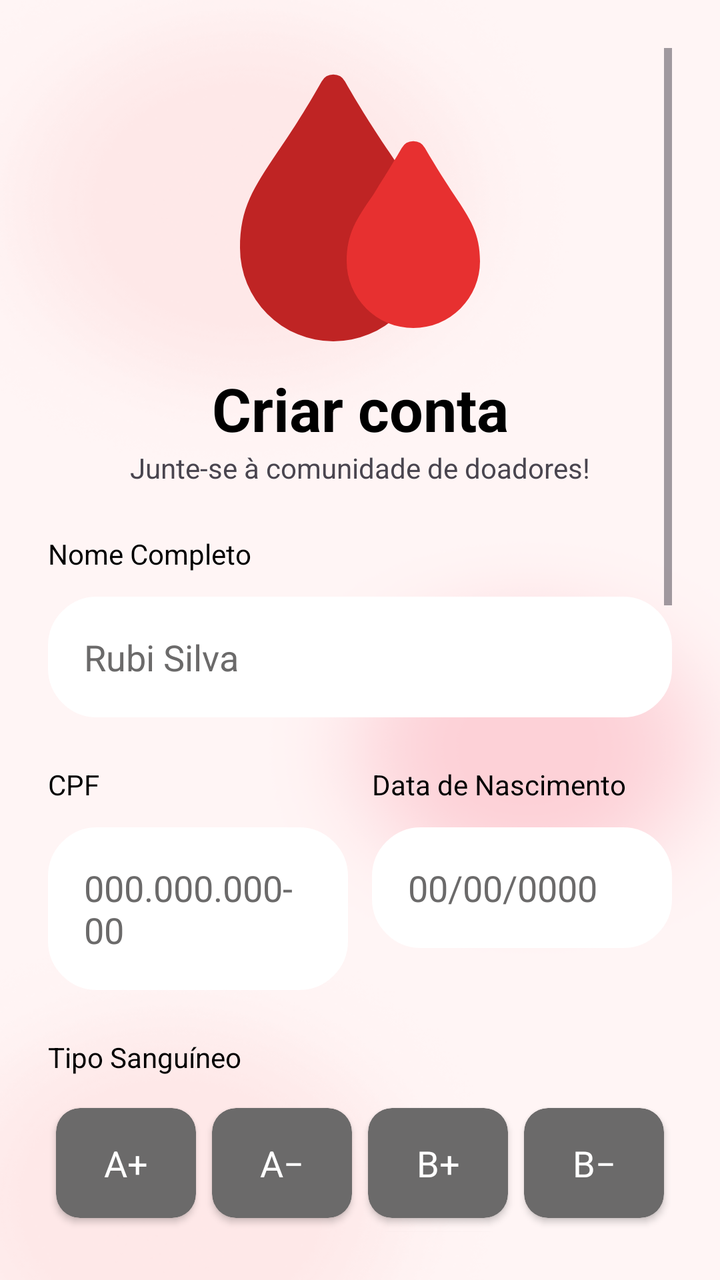
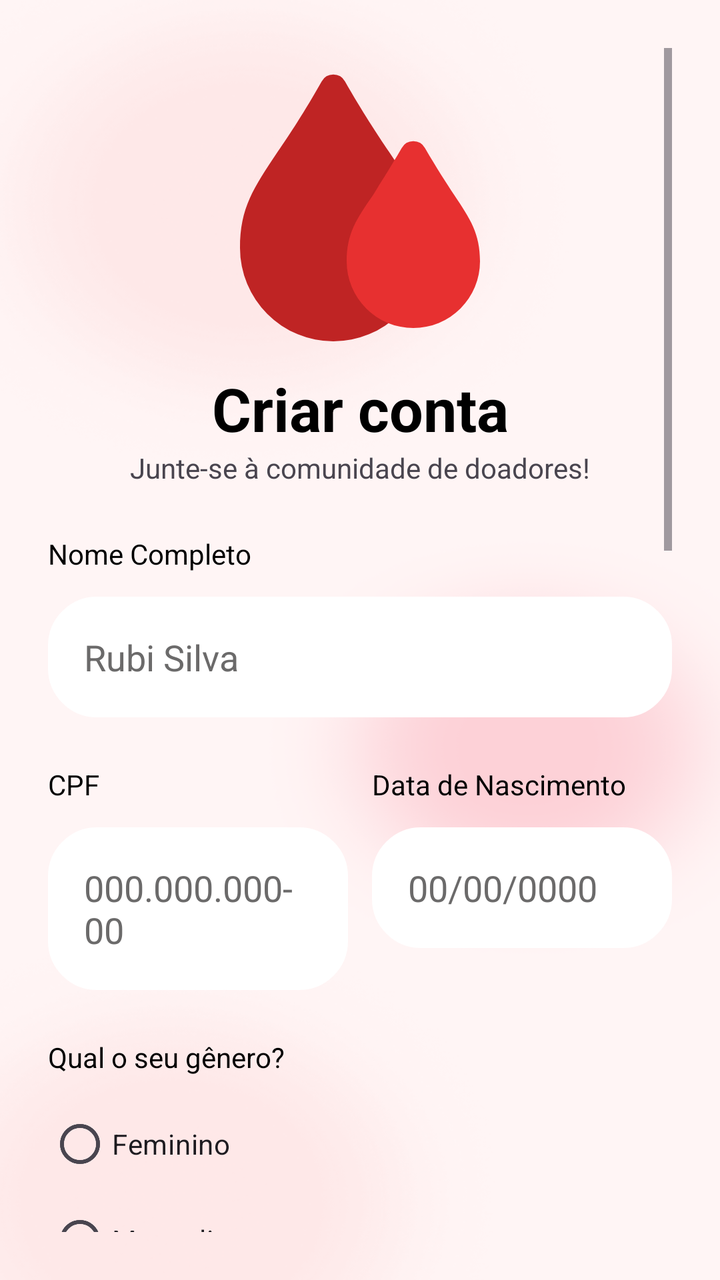

Compare the two renders of this Android layout. The source of the first and the diff that turns it into the second are given below.
<!-- AndroidManifest.xml: application theme Theme.Hemo_Conecta -->
<!-- res/layout/fragment_cadastro.xml -->
<?xml version="1.0" encoding="utf-8"?>
<ScrollView
    xmlns:android="http://schemas.android.com/apk/res/android"
    xmlns:app="http://schemas.android.com/apk/res-auto"
    xmlns:tools="http://schemas.android.com/tools"
    android:id="@+id/main"
    android:layout_width="match_parent"
    android:layout_height="match_parent"
    android:padding="24dp"
    android:background="@drawable/back_foto"
    android:fillViewport="true">

    <androidx.constraintlayout.widget.ConstraintLayout
        android:layout_width="match_parent"
        android:layout_height="wrap_content">

        <LinearLayout
            android:id="@+id/linear1"
            android:layout_width="wrap_content"
            android:layout_height="wrap_content"
            android:orientation="vertical"
            app:layout_constraintEnd_toEndOf="parent"
            app:layout_constraintStart_toStartOf="parent"
            app:layout_constraintTop_toTopOf="parent">

            <ImageView
                android:id="@+id/imgLogo"
                android:layout_width="160dp"
                android:layout_height="160dp"
                android:src="@drawable/logo" />

        </LinearLayout>

        <TextView
            android:id="@+id/textLogo1"
            android:layout_width="wrap_content"
            android:layout_height="wrap_content"
            android:gravity="center"
            android:text="Criar conta"
            android:textColor="@color/black"
            android:textSize="30sp"
            android:textStyle="bold"
            app:layout_constraintEnd_toEndOf="parent"
            app:layout_constraintStart_toStartOf="parent"
            app:layout_constraintTop_toBottomOf="@+id/linear1" />

        <TextView
            android:id="@+id/text1"
            android:layout_width="wrap_content"
            android:layout_height="wrap_content"
            android:text="Junte-se à comunidade de doadores!"
            app:layout_constraintEnd_toEndOf="parent"
            app:layout_constraintStart_toStartOf="parent"
            app:layout_constraintTop_toBottomOf="@+id/textLogo1" />

        
        <LinearLayout
            android:layout_width="match_parent"
            android:layout_height="wrap_content"
            android:orientation="vertical"
            app:layout_constraintLeft_toLeftOf="parent"
            app:layout_constraintTop_toBottomOf="@id/text1"
            android:gravity="center"
            android:id="@+id/linear2">

            <TextView
                android:layout_width="match_parent"
                android:layout_height="wrap_content"
                android:text="Nome Completo"
                android:textSize="14sp"
                android:textColor="@color/black"
                android:layout_marginTop="24dp"/>

            <EditText
                android:layout_width="match_parent"
                android:layout_height="wrap_content"
                android:hint="Rubi Silva"
                android:textColor="@color/cinza"
                android:textColorHint="@color/cinza"
                android:textSize="18sp"
                android:background="@drawable/rounded_corner"
                android:backgroundTint="@color/white"
                android:padding="18dp"
                android:inputType="text"
                android:id="@+id/nome_input"
                android:layout_marginTop="12dp"/>

        </LinearLayout>

        
        <LinearLayout
            android:id="@+id/linear3"
            android:layout_width="match_parent"
            android:layout_height="wrap_content"
            android:orientation="horizontal"
            android:layout_marginTop="24dp"
            app:layout_constraintTop_toBottomOf="@id/linear2"
            app:layout_constraintStart_toStartOf="parent"
            app:layout_constraintEnd_toEndOf="parent">

            <LinearLayout
                android:layout_width="0dp"
                android:layout_height="wrap_content"
                android:layout_weight="1"
                android:orientation="vertical">

                <TextView
                    android:layout_width="wrap_content"
                    android:layout_height="wrap_content"
                    android:text="CPF"
                    android:textColor="@color/black"
                    android:textSize="14sp" />

                <EditText
                    android:layout_width="match_parent"
                    android:layout_height="wrap_content"
                    android:id="@+id/cpf_input"
                    android:hint="000.000.000-00"
                    android:textColor="@color/cinza"
                    android:textColorHint="@color/cinza"
                    android:textSize="18sp"
                    android:background="@drawable/rounded_corner"
                    android:padding="18dp"
                    android:layout_marginTop="12dp"
                    android:backgroundTint="@color/white"/>

            </LinearLayout>

            <Space
                android:layout_width="12dp"
                android:layout_height="1dp" />

            
            <LinearLayout
                android:layout_width="0dp"
                android:layout_height="wrap_content"
                android:layout_weight="1"
                android:orientation="vertical">

                <TextView
                    android:layout_width="wrap_content"
                    android:layout_height="wrap_content"
                    android:text="Data de Nascimento"
                    android:textColor="@color/black"
                    android:textSize="14sp" />

                <EditText
                    android:layout_width="match_parent"
                    android:layout_height="wrap_content"
                    android:id="@+id/nasc_input"
                    android:hint="00/00/0000"
                    android:textColor="@color/cinza"
                    android:textColorHint="@color/cinza"
                    android:textSize="18sp"
                    android:background="@drawable/rounded_corner"
                    android:padding="18dp"
                    android:layout_marginTop="12dp"
                    android:backgroundTint="@color/white"/>
            </LinearLayout>
        </LinearLayout>

        
        <LinearLayout
            android:layout_width="match_parent"
            android:layout_height="wrap_content"
            android:orientation="vertical"
            app:layout_constraintLeft_toLeftOf="parent"
            app:layout_constraintTop_toBottomOf="@id/linear3"
            android:gravity="center"
            android:id="@+id/linear4">

            <TextView
                android:layout_width="match_parent"
                android:layout_height="wrap_content"
                android:text="Tipo Sanguíneo"
                android:textSize="14sp"
                android:textColor="@color/black"
                android:layout_marginTop="24dp"/>

            <GridLayout
                android:layout_width="match_parent"
                android:layout_height="wrap_content"
                android:columnCount="4"
                android:rowCount="2"
                android:layout_marginTop="12dp"
                android:alignmentMode="alignMargins">

                <androidx.cardview.widget.CardView
                    android:id="@+id/cardApositivo"
                    android:layout_width="0dp"
                    android:layout_height="55dp"
                    android:layout_columnWeight="1"
                    android:layout_margin="4dp"
                    app:cardCornerRadius="12dp"
                    app:cardBackgroundColor="@color/cinza">

                    <TextView
                        android:layout_width="match_parent"
                        android:layout_height="match_parent"
                        android:text="A+"
                        android:textSize="18sp"
                        android:textColor="@color/white"
                        android:gravity="center"/>
                </androidx.cardview.widget.CardView>

                <androidx.cardview.widget.CardView
                    android:id="@+id/cardAnegativo"
                    android:layout_width="0dp"
                    android:layout_height="55dp"
                    android:layout_columnWeight="1"
                    android:layout_margin="4dp"
                    app:cardCornerRadius="12dp"
                    app:cardBackgroundColor="@color/cinza">

                    <TextView
                        android:layout_width="match_parent"
                        android:layout_height="match_parent"
                        android:text="A−"
                        android:textSize="18sp"
                        android:textColor="@color/white"
                        android:gravity="center"/>
                </androidx.cardview.widget.CardView>

                <androidx.cardview.widget.CardView
                    android:id="@+id/cardBpositivo"
                    android:layout_width="0dp"
                    android:layout_height="55dp"
                    android:layout_columnWeight="1"
                    android:layout_margin="4dp"
                    app:cardCornerRadius="12dp"
                    app:cardBackgroundColor="@color/cinza">


                <TextView
                        android:layout_width="match_parent"
                        android:layout_height="match_parent"
                        android:text="B+"
                        android:textSize="18sp"
                        android:textColor="@color/white"
                        android:gravity="center"/>
                </androidx.cardview.widget.CardView>

                <androidx.cardview.widget.CardView
                    android:id="@+id/cardBnegativo"
                    android:layout_width="0dp"
                    android:layout_height="55dp"
                    android:layout_columnWeight="1"
                    android:layout_margin="4dp"
                    app:cardCornerRadius="12dp"
                    app:cardBackgroundColor="@color/cinza">

                    <TextView
                        android:layout_width="match_parent"
                        android:layout_height="match_parent"
                        android:text="B−"
                        android:textSize="18sp"
                        android:textColor="@color/white"
                        android:gravity="center"/>
                </androidx.cardview.widget.CardView>

                <androidx.cardview.widget.CardView
                    android:id="@+id/cardABpositivo"
                    android:layout_width="0dp"
                    android:layout_height="55dp"
                    android:layout_columnWeight="1"
                    android:layout_margin="4dp"
                    app:cardCornerRadius="12dp"
                    app:cardBackgroundColor="@color/cinza">

                    <TextView
                        android:layout_width="match_parent"
                        android:layout_height="match_parent"
                        android:text="AB+"
                        android:textSize="18sp"
                        android:textColor="@color/white"
                        android:gravity="center"/>
                </androidx.cardview.widget.CardView>

                <androidx.cardview.widget.CardView
                    android:id="@+id/cardABnegativo"
                    android:layout_width="0dp"
                    android:layout_height="55dp"
                    android:layout_columnWeight="1"
                    android:layout_margin="4dp"
                    app:cardCornerRadius="12dp"
                    app:cardBackgroundColor="@color/cinza">

                    <TextView
                        android:layout_width="match_parent"
                        android:layout_height="match_parent"
                        android:text="AB−"
                        android:textSize="18sp"
                        android:textColor="@color/white"
                        android:gravity="center"/>
                </androidx.cardview.widget.CardView>

                <androidx.cardview.widget.CardView
                    android:id="@+id/cardOpositivo"
                    android:layout_width="0dp"
                    android:layout_height="55dp"
                    android:layout_columnWeight="1"
                    android:layout_margin="4dp"
                    app:cardCornerRadius="12dp"
                    app:cardElevation="4dp"
                    app:cardBackgroundColor="@color/cinza">

                    <TextView
                        android:layout_width="match_parent"
                        android:layout_height="match_parent"
                        android:text="O+"
                        android:textSize="18sp"
                        android:textColor="@color/white"
                        android:gravity="center"/>
                </androidx.cardview.widget.CardView>

                <androidx.cardview.widget.CardView
                    android:id="@+id/cardOnegativo"
                    android:layout_width="0dp"
                    android:layout_height="55dp"
                    android:layout_columnWeight="1"
                    android:layout_margin="4dp"
                    app:cardCornerRadius="12dp"
                    app:cardBackgroundColor="@color/cinza">

                    <TextView
                        android:layout_width="match_parent"
                        android:layout_height="match_parent"
                        android:text="O−"
                        android:textSize="18sp"
                        android:textColor="@color/white"
                        android:gravity="center"/>
                </androidx.cardview.widget.CardView>
            </GridLayout>

            
            <TextView
                android:layout_width="match_parent"
                android:layout_height="wrap_content"
                android:text="Que tipo de doador você é?"
                android:textSize="14sp"
                android:textColor="@color/black"
                android:layout_marginTop="24dp"/>

            <RadioGroup
                android:id="@+id/radio_group_doador"
                android:layout_width="match_parent"
                android:layout_height="wrap_content"
                android:layout_marginTop="10dp">

            <RadioButton
                android:id="@+id/option_doador_sangue"
                android:layout_width="match_parent"
                android:layout_height="wrap_content"
                android:text="Sou apenas doador de sangue"/>

            <RadioButton
                android:id="@+id/option_doador_medula"
                android:layout_width="match_parent"
                android:layout_height="wrap_content"
                android:text="Sou apenas doador de medula óssea"/>

            <RadioButton
                android:id="@+id/option_doador_ambos"
                android:layout_width="match_parent"
                android:layout_height="wrap_content"
                android:text="Sou doador de sangue e de medula óssea"/>

            <RadioButton
                android:id="@+id/option_nao_doador"
                android:layout_width="match_parent"
                android:layout_height="wrap_content"
                android:text="Não sou doador de sangue e nem de medula óssea"/>
        </RadioGroup>

            
            <TextView
                android:id="@+id/text_email"
                android:layout_width="match_parent"
                android:layout_height="wrap_content"
                android:text="E-mail"
                android:textSize="14sp"
                android:textColor="@color/black"
                android:layout_marginTop="24dp"
                app:layout_constraintTop_toBottomOf="@id/radio_group_doador"/>

            <EditText
                android:layout_width="match_parent"
                android:layout_height="wrap_content"
                android:hint="seu@email.com"
                android:textColor="@color/cinza"
                android:textColorHint="@color/cinza"
                android:textSize="18sp"
                android:background="@drawable/rounded_corner"
                android:backgroundTint="@color/white"
                android:padding="18dp"
                android:inputType="text"
                android:id="@+id/emailCadastro_input"
                android:layout_marginTop="12dp"
                app:layout_constraintTop_toBottomOf="@id/text_email"/>

            
            <TextView
                android:id="@+id/text_senha"
                android:layout_width="match_parent"
                android:layout_height="wrap_content"
                android:text="Senha"
                android:textSize="14sp"
                android:textColor="@color/black"
                android:layout_marginTop="24dp"
                app:layout_constraintTop_toBottomOf="@id/emailCadastro_input"/>

            <EditText
                android:layout_width="match_parent"
                android:layout_height="wrap_content"
                android:hint="********"
                android:textColor="@color/cinza"
                android:textColorHint="@color/cinza"
                android:textSize="18sp"
                android:background="@drawable/rounded_corner"
                android:backgroundTint="@color/white"
                android:padding="18dp"
                android:inputType="text"
                android:id="@+id/senhaCadastro_input"
                android:layout_marginTop="12dp"
                app:layout_constraintTop_toBottomOf="@id/text_senha"/>

            
            <TextView
                android:id="@+id/confirmar_senha"
                android:layout_width="match_parent"
                android:layout_height="wrap_content"
                android:text="Confirme sua Senha"
                android:textSize="14sp"
                android:textColor="@color/black"
                android:layout_marginTop="24dp"
                app:layout_constraintTop_toBottomOf="@id/senhaCadastro_input"/>

            <EditText
                android:layout_width="match_parent"
                android:layout_height="wrap_content"
                android:hint="********"
                android:textColor="@color/cinza"
                android:textColorHint="@color/cinza"
                android:textSize="18sp"
                android:background="@drawable/rounded_corner"
                android:backgroundTint="@color/white"
                android:padding="18dp"
                android:inputType="text"
                android:id="@+id/senhaConfirmacao_input"
                android:layout_marginTop="12dp"
                app:layout_constraintTop_toBottomOf="@id/confirmar_senha"/>

            <Button
                android:layout_width="match_parent"
                android:layout_height="wrap_content"
                android:text="Cadastrar"
                android:textColor="@color/white"
                android:backgroundTint="@color/vermelho"
                android:padding="18dp"
                android:textSize="18sp"
                android:layout_marginTop="24dp"
                android:id="@+id/buttonCadastro"
                app:layout_constraintTop_toBottomOf="@id/senhaConfirmacao_input"/>

        </LinearLayout>
    </androidx.constraintlayout.widget.ConstraintLayout>

</ScrollView>
<!-- resources referenced by this layout -->
<resources>
  <color name="black">#000000</color>
  <color name="cinza">#6B6A6A</color>
  <color name="vermelho">#BF2424</color>
  <color name="white">#FFFFFF</color>
  <!-- drawable back_foto: png bitmap (drawable, 76642 bytes) -->
  <!-- drawable logo (drawable) -->
  <vector xmlns:android="http://schemas.android.com/apk/res/android" android:height="60dp" android:viewportHeight="24" android:viewportWidth="24" android:width="60dp">
      <path android:fillColor="#BF2424" android:pathData="M14.17,7.78c-0.89,-1.33 -2,-3 -3.3,-5.28a1,1 0,0 0,-1.74 0c-1.31,2.31 -2.41,4 -3.3,5.28C4,10.52 3,12 3,15a7,7 0,0 0,14 0C17,12 16,10.52 14.17,7.78Z"/>
      <path android:fillColor="#E73030" android:pathData="M19.05,11c-0.58,-0.88 -1.31,-2 -2.18,-3.5a1,1 0,0 0,-1.74 0C14.26,9 13.53,10.12 13,11 11.73,12.82 11,13.92 11,16a5,5 0,0 0,10 0C21,13.92 20.27,12.82 19.05,11Z"/>
  </vector>
  <!-- drawable rounded_corner (drawable) -->
  <?xml version="1.0" encoding="utf-8"?>
  <shape xmlns:android="http://schemas.android.com/apk/res/android"
      android:shape="rectangle">
      <corners android:radius="24dp"/>
      <stroke android:width="1dp" android:color="@color/white"/>
  
  </shape>
  <style name="Theme.Hemo_Conecta" parent="Base.Theme.Hemo_Conecta" />
  <style name="Base.Theme.Hemo_Conecta" parent="Theme.Material3.DayNight.NoActionBar">
          
          
      </style>
</resources>

<!-- the commit's change to res/layout/fragment_cadastro.xml (unified diff, before → after) -->
@@ -161,13 +161,52 @@
 
         
         <LinearLayout
+            android:id="@+id/linear_genero"
             android:layout_width="match_parent"
             android:layout_height="wrap_content"
             android:orientation="vertical"
-            app:layout_constraintLeft_toLeftOf="parent"
-            app:layout_constraintTop_toBottomOf="@id/linear3"
+            app:layout_constraintEnd_toEndOf="parent"
+            app:layout_constraintStart_toStartOf="parent"
+            app:layout_constraintTop_toBottomOf="@+id/linear3">
+
+            <TextView
+                android:layout_width="match_parent"
+                android:layout_height="wrap_content"
+                android:layout_marginTop="24dp"
+                android:text="Qual o seu gênero?"
+                android:textColor="@color/black"
+                android:textSize="14sp" />
+
+            <RadioGroup
+                android:id="@+id/radio_group_genero"
+                android:layout_width="match_parent"
+                android:layout_height="wrap_content"
+                android:layout_marginTop="10dp">
+
+                <RadioButton
+                    android:id="@+id/option_genero_feminino"
+                    android:layout_width="match_parent"
+                    android:layout_height="wrap_content"
+                    android:text="Feminino" />
+
+                <RadioButton
+                    android:id="@+id/option_genero_masculino"
+                    android:layout_width="match_parent"
+                    android:layout_height="wrap_content"
+                    android:text="Masculino" />
+            </RadioGroup>
+        </LinearLayout>
+
+        
+        <LinearLayout
+            android:id="@+id/linear4"
+            android:layout_width="match_parent"
+            android:layout_height="wrap_content"
             android:gravity="center"
-            android:id="@+id/linear4">
+            android:orientation="vertical"
+            app:layout_constraintEnd_toEndOf="parent"
+            app:layout_constraintStart_toStartOf="parent"
+            app:layout_constraintTop_toBottomOf="@id/linear_genero">
 
             <TextView
                 android:layout_width="match_parent"
